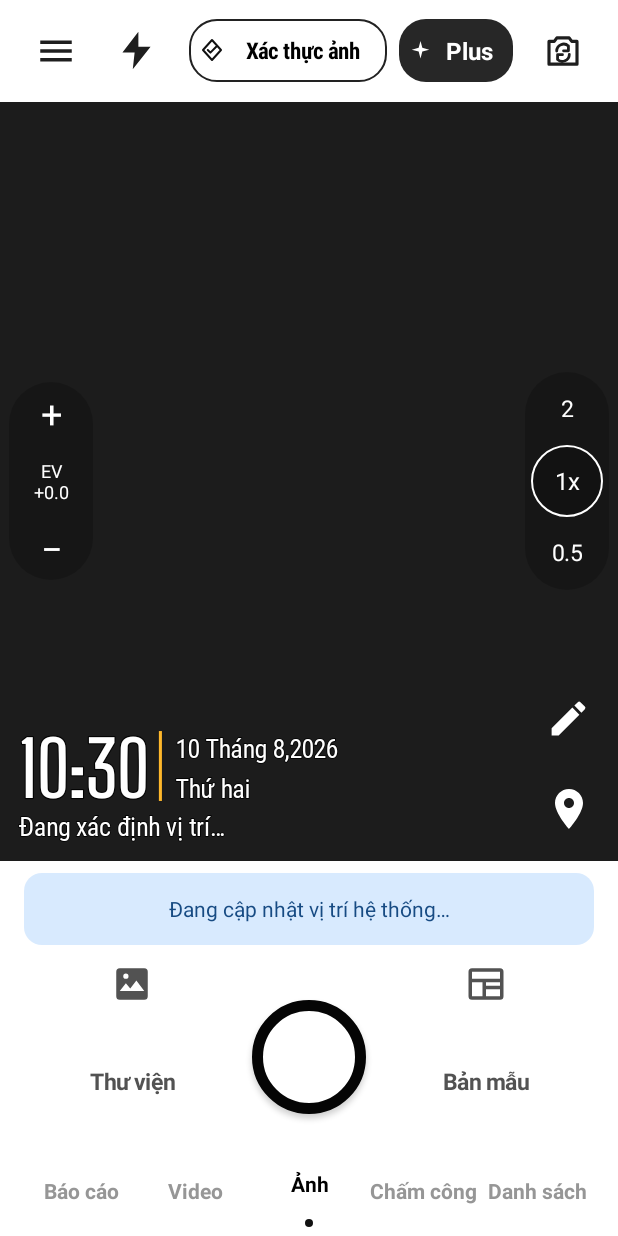
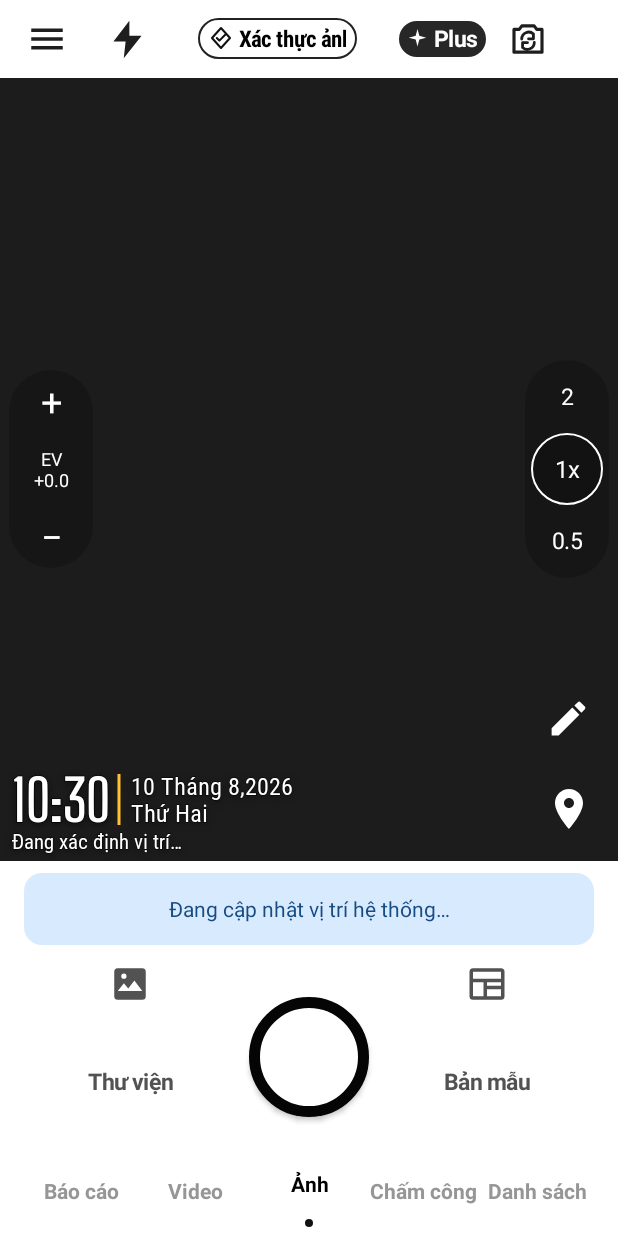
Before and after one commit to TaiThanDen/PG-kit, an Android app: the screen it shows after launch (MainActivity), on a phone screen of 412 x 824 dp. Run offline under Robolectric (Android 15) with nearby library versions, the phone set to English and light mode, and no system bars; libraries missing offline, so code that uses them is left out: androidx.camera.view; 8 statements that could not run were skipped.

Commit message:
Match camera UI and watermark styling

```diff
--- a/app/src/main/java/com/pgkit/timemarkcamera/CameraScreen.java
+++ b/app/src/main/java/com/pgkit/timemarkcamera/CameraScreen.java
@@ -55,7 +55,7 @@ final class CameraScreen {
         activity.setContentView(root);
 
         root.addView(createTopBar(), new LinearLayout.LayoutParams(
-                ViewGroup.LayoutParams.MATCH_PARENT, dp(68)));
+                ViewGroup.LayoutParams.MATCH_PARENT, dp(52)));
 
         previewLayer = new FrameLayout(activity);
         previewLayer.setBackgroundColor(Color.rgb(28, 28, 28));
@@ -145,41 +145,46 @@ final class CameraScreen {
     private View createTopBar() {
         LinearLayout bar = new LinearLayout(activity);
         bar.setGravity(Gravity.CENTER_VERTICAL);
-        bar.setPadding(dp(10), dp(4), dp(10), dp(4));
+        bar.setPadding(dp(4), dp(2), dp(4), dp(2));
         bar.setBackgroundColor(Color.WHITE);
 
         ImageButton menu = imageButton(R.drawable.ic_menu, "Mở menu", Color.rgb(30, 30, 30));
         menu.setOnClickListener(v -> actions.onMenu());
-        bar.addView(menu, fixed(dp(54), dp(58)));
+        bar.addView(menu, fixed(dp(54), dp(48)));
 
         flashButton = imageButton(R.drawable.ic_flash, "Bật hoặc tắt đèn flash",
                 Color.rgb(30, 30, 30));
         flashButton.setOnClickListener(v -> actions.onToggleFlash());
-        bar.addView(flashButton, fixed(dp(54), dp(58)));
+        bar.addView(flashButton, fixed(dp(54), dp(48)));
+
+        bar.addView(new View(activity), fixed(dp(20), 1));
 
         TextView verified = textButton("Xác thực ảnh", "Xác thực ảnh", 15, Color.BLACK);
         verified.setTypeface(Typeface.create("sans-serif-condensed", Typeface.BOLD));
+        verified.setSingleLine(true);
         verified.setCompoundDrawablesRelativeWithIntrinsicBounds(
                 R.drawable.ic_verified, 0, 0, 0);
         verified.setCompoundDrawablePadding(dp(4));
         verified.setBackgroundResource(R.drawable.pill_outline);
-        LinearLayout.LayoutParams verifiedParams = new LinearLayout.LayoutParams(0, dp(42), 1f);
-        verifiedParams.setMargins(dp(8), 0, dp(8), 0);
-        bar.addView(verified, verifiedParams);
+        bar.addView(verified, fixed(dp(106), dp(27)));
 
-        TextView plus = textButton("Plus", "Gói Plus", 16, Color.WHITE);
+        bar.addView(new View(activity), fixed(dp(28), 1));
+
+        TextView plus = textButton("Plus", "Gói Plus", 15, Color.WHITE);
         plus.setTypeface(Typeface.DEFAULT_BOLD);
+        plus.setSingleLine(true);
+        plus.setPadding(dp(5), 0, dp(5), 0);
         plus.setCompoundDrawablesRelativeWithIntrinsicBounds(R.drawable.ic_plus, 0, 0, 0);
         plus.setCompoundDrawablePadding(dp(3));
         plus.setBackgroundResource(R.drawable.pill_dark);
-        bar.addView(plus, fixed(dp(76), dp(42)));
+        bar.addView(plus, fixed(dp(58), dp(24)));
+
+        bar.addView(new View(activity), fixed(dp(4), 1));
 
         ImageButton switchCamera = imageButton(R.drawable.ic_switch_camera,
                 "Đổi camera trước sau", Color.rgb(30, 30, 30));
         switchCamera.setOnClickListener(v -> actions.onSwitchCamera());
-        LinearLayout.LayoutParams switchParams = fixed(dp(54), dp(58));
-        switchParams.setMargins(dp(6), 0, 0, 0);
-        bar.addView(switchCamera, switchParams);
+        bar.addView(switchCamera, fixed(dp(48), dp(48)));
         return bar;
     }
 
@@ -316,7 +321,7 @@ final class CameraScreen {
         shutter.setContentDescription("Chụp ảnh");
         shutter.setBackgroundResource(R.drawable.shutter_ring);
         shutter.setOnClickListener(v -> actions.onCapture());
-        LinearLayout.LayoutParams shutterParams = fixed(dp(76), dp(76));
+        LinearLayout.LayoutParams shutterParams = fixed(dp(80), dp(80));
         shutterParams.setMargins(dp(20), 0, dp(20), 0);
         captureRow.addView(shutter, shutterParams);
 
--- a/app/src/main/java/com/pgkit/timemarkcamera/WatermarkRenderer.java
+++ b/app/src/main/java/com/pgkit/timemarkcamera/WatermarkRenderer.java
@@ -5,6 +5,7 @@ import android.graphics.Bitmap;
 import android.graphics.Canvas;
 import android.graphics.Color;
 import android.graphics.Paint;
+import android.graphics.Path;
 import android.graphics.Typeface;
 
 import java.text.SimpleDateFormat;
@@ -15,7 +16,7 @@ import java.util.List;
 import java.util.Locale;
 
 final class WatermarkRenderer {
-    static final int YELLOW = Color.rgb(255, 184, 43);
+    static final int YELLOW = Color.rgb(255, 194, 51);
     private static final Locale VIETNAMESE = new Locale("vi", "VN");
     private static final Typeface DEFAULT_TIME_TYPEFACE = Typeface.create("sans-serif-condensed", Typeface.NORMAL);
     private static final Typeface DEFAULT_TEXT_TYPEFACE = Typeface.create("sans-serif-condensed", Typeface.NORMAL);
@@ -57,89 +58,54 @@ final class WatermarkRenderer {
         calendar.setTime(when);
         switch (calendar.get(Calendar.DAY_OF_WEEK)) {
             case Calendar.SUNDAY: return "Chủ nhật";
-            case Calendar.MONDAY: return "Thứ hai";
-            case Calendar.TUESDAY: return "Thứ ba";
-            case Calendar.WEDNESDAY: return "Thứ tư";
-            case Calendar.THURSDAY: return "Thứ năm";
-            case Calendar.FRIDAY: return "Thứ sáu";
-            default: return "Thứ bảy";
+            case Calendar.MONDAY: return "Thứ Hai";
+            case Calendar.TUESDAY: return "Thứ Ba";
+            case Calendar.WEDNESDAY: return "Thứ Tư";
+            case Calendar.THURSDAY: return "Thứ Năm";
+            case Calendar.FRIDAY: return "Thứ Sáu";
+            default: return "Thứ Bảy";
         }
     }
 
     static void drawLive(Canvas canvas, int width, int height, Date when, String address, float density) {
-        if (width > height) {
-            drawLandscapeLive(canvas, width, height, when, address);
-            return;
-        }
-        float scale = Math.max(0.76f, width / 945f);
-        float margin = 25f * scale;
-        float addressSize = 34f * scale;
-        float bottom = height - 33f * scale;
+        float margin = 8f * density;
+        float addressSize = 14f * density;
+        float bottom = height - margin;
         Paint addressPaint = paint(Color.WHITE, addressSize, textTypeface);
         addressPaint.setTextScaleX(1f);
-        addressPaint.setShadowLayer(3f * scale, 0f, 1f * scale, 0xA0000000);
-        List<String> lines = wrap(address, addressPaint, width - 96f * scale);
+        addressPaint.setShadowLayer(3.5f * density, 0f, 1.5f * density, 0xA0000000);
+        float addressMaxWidth = Math.min(width - margin * 2f, 260f * density);
+        List<String> lines = wrap(address, addressPaint, addressMaxWidth);
         int lineCount = Math.min(2, lines.size());
-        float addressTop = bottom - (lineCount - 1) * addressSize * 1.18f;
+        float addressLineHeight = 16f * density;
+        float addressTop = bottom - (lineCount - 1) * addressLineHeight;
         for (int i = 0; i < lineCount; i++) {
             drawOutlinedText(canvas, lines.get(i), margin,
-                    addressTop + i * addressSize * 1.18f, addressPaint, 2.5f * scale);
+                    addressTop + i * addressLineHeight, addressPaint, 0.9f * density);
         }
 
-        float timeBaseline = addressTop - 50f * scale;
-        Paint timePaint = paint(Color.WHITE, 100f * scale, timeTypeface);
+        float timeBaseline = addressTop - 18f * density;
+        Paint timePaint = paint(Color.WHITE, 38f * density, timeTypeface);
         timePaint.setTextScaleX(1f);
-        timePaint.setShadowLayer(3f * scale, 0f, 1f * scale, 0xA0000000);
+        timePaint.setShadowLayer(3.5f * density, 0f, 1.5f * density, 0xA0000000);
         String time = time(when);
-        drawOutlinedText(canvas, time, margin, timeBaseline, timePaint, 3.3f * scale);
+        drawOutlinedText(canvas, time, margin, timeBaseline, timePaint, 1.2f * density);
 
         float timeWidth = timePaint.measureText(time);
-        float dividerX = margin + timeWidth + 15f * scale;
-        Paint divider = paint(YELLOW, 5f * scale, textTypeface);
-        divider.setStrokeWidth(4f * scale);
-        canvas.drawLine(dividerX, timeBaseline - 88f * scale, dividerX, timeBaseline + 4f * scale, divider);
+        float dividerX = margin + timeWidth + 6f * density;
+        Paint divider = paint(YELLOW, 2f * density, textTypeface);
+        divider.setStrokeWidth(2f * density);
+        canvas.drawLine(dividerX, timeBaseline - 32f * density,
+                dividerX, timeBaseline + 2f * density, divider);
 
-        Paint detailPaint = paint(Color.WHITE, 34f * scale, textTypeface);
+        Paint detailPaint = paint(Color.WHITE, 16f * density, textTypeface);
         detailPaint.setTextScaleX(1f);
-        detailPaint.setShadowLayer(3f * scale, 0f, 1f * scale, 0xA0000000);
-        float detailX = dividerX + 20f * scale;
-        drawOutlinedText(canvas, date(when), detailX, timeBaseline - 52f * scale,
-                detailPaint, 2.5f * scale);
+        detailPaint.setShadowLayer(3.5f * density, 0f, 1.5f * density, 0xA0000000);
+        float detailX = dividerX + 8f * density;
+        drawOutlinedText(canvas, date(when), detailX, timeBaseline - 18f * density,
+                detailPaint, 0.9f * density);
         drawOutlinedText(canvas, weekday(when), detailX, timeBaseline,
-                detailPaint, 2.5f * scale);
-    }
-
-    private static void drawLandscapeLive(Canvas canvas, int width, int height, Date when,
-                                          String address) {
-        float scale = Math.max(0.76f, width / 2048f);
-        float margin = 34f * scale;
-        float timeBaseline = margin + 142f * scale;
-        Paint timePaint = paint(Color.WHITE, 142f * scale, timeTypeface);
-        timePaint.setShadowLayer(4f * scale, 0f, 1f * scale, 0xB0000000);
-        String time = time(when);
-        drawOutlinedText(canvas, time, margin, timeBaseline, timePaint, 3.3f * scale);
-
-        float dividerX = margin + timePaint.measureText(time) + 22f * scale;
-        Paint divider = paint(YELLOW, 5f * scale, textTypeface);
-        divider.setStrokeWidth(5f * scale);
-        canvas.drawLine(dividerX, margin, dividerX, timeBaseline + 4f * scale, divider);
-
-        Paint detailPaint = paint(Color.WHITE, 48f * scale, textTypeface);
-        detailPaint.setShadowLayer(4f * scale, 0f, 1f * scale, 0xB0000000);
-        float detailX = dividerX + 30f * scale;
-        drawOutlinedText(canvas, date(when), detailX, margin + 66f * scale,
-                detailPaint, 2.5f * scale);
-        drawOutlinedText(canvas, weekday(when), detailX, timeBaseline,
-                detailPaint, 2.5f * scale);
-
-        Paint addressPaint = paint(Color.WHITE, 48f * scale, textTypeface);
-        addressPaint.setShadowLayer(4f * scale, 0f, 1f * scale, 0xB0000000);
-        List<String> lines = wrap(address, addressPaint, width - margin * 2f);
-        float addressBaseline = timeBaseline + 74f * scale;
-        for (int i = 0; i < Math.min(2, lines.size()); i++) {
-            drawOutlinedText(canvas, lines.get(i), margin,
-                    addressBaseline + i * 56f * scale, addressPaint, 2.5f * scale);
-        }
+                detailPaint, 0.9f * density);
     }
 
     static void drawSaved(Bitmap bitmap, Date when, String address, String verificationCode) {
@@ -204,7 +170,8 @@ final class WatermarkRenderer {
         float margin = 38f * scale;
         Paint addressPaint = paint(Color.WHITE, 48f * scale, textTypeface);
         addressPaint.setShadowLayer(4f * scale, 0f, 1f * scale, 0xB0000000);
-        List<String> lines = wrap(address, addressPaint, width - margin * 2f);
+        float addressMaxWidth = Math.min(width - margin * 2f, 760f * scale);
+        List<String> lines = wrap(address, addressPaint, addressMaxWidth);
         float addressBaseline = height - margin - 26f * scale;
         for (int i = 0; i < Math.min(2, lines.size()); i++) {
             drawOutlinedText(canvas, lines.get(i), margin,
@@ -239,10 +206,16 @@ final class WatermarkRenderer {
     private static void drawBrand(Canvas canvas, int width, int height, float scale, boolean landscape) {
         float right = width - (landscape ? 35f : 21f) * scale;
         float logoBaseline = height - (landscape ? 76f : 63f) * scale;
-        Paint logo = paint(YELLOW, 48f * scale, textTypeface);
-        logo.setTextAlign(Paint.Align.RIGHT);
-        logo.setShadowLayer(3f * scale, 0f, 1f * scale, 0xA0000000);
-        drawOutlinedText(canvas, "Timemark", right, logoBaseline, logo, 2.2f * scale);
+        Paint timeLogo = paint(YELLOW, 48f * scale, textTypeface);
+        timeLogo.setTextAlign(Paint.Align.LEFT);
+        timeLogo.setShadowLayer(3f * scale, 0f, 1f * scale, 0xA0000000);
+        Paint markLogo = new Paint(timeLogo);
+        markLogo.setColor(Color.WHITE);
+        float timeWidth = timeLogo.measureText("Time");
+        float markWidth = markLogo.measureText("mark");
+        float logoLeft = right - timeWidth - markWidth;
+        drawOutlinedText(canvas, "Time", logoLeft, logoBaseline, timeLogo, 2.2f * scale);
+        drawOutlinedText(canvas, "mark", logoLeft + timeWidth, logoBaseline, markLogo, 2.2f * scale);
         Paint subtitle = paint(0xFFD6D6D6, 30f * scale, textTypeface);
         subtitle.setTextAlign(Paint.Align.RIGHT);
         subtitle.setShadowLayer(3f * scale, 0f, 1f * scale, 0xA0000000);
@@ -254,15 +227,56 @@ final class WatermarkRenderer {
                                          String code, boolean landscape) {
         Paint verified = paint(Color.WHITE, (landscape ? 31f : 20f) * scale, textTypeface);
         verified.setTextScaleX(0.88f);
-        verified.setTextAlign(Paint.Align.CENTER);
+        verified.setTextAlign(Paint.Align.LEFT);
         verified.setShadowLayer(3f * scale, 0f, 1f * scale, 0xA0000000);
+        String verificationText = code + "  Timemark Verified";
+        float iconSize = verified.getTextSize() * 0.9f;
+        float iconGap = verified.getTextSize() * 0.35f;
+        float groupWidth = iconSize + iconGap + verified.measureText(verificationText);
+        float pivotX = width - (landscape ? 34f : 22f) * scale;
+        float baseline = height * 0.40f;
+        float groupLeft = pivotX - groupWidth / 2f;
         canvas.save();
-        canvas.rotate(-90f, width - (landscape ? 34f : 22f) * scale, height * 0.40f);
-        drawOutlinedText(canvas, "© " + code + "  Timemark Verified",
-                width - (landscape ? 34f : 22f) * scale,
-                height * 0.40f,
-                verified, 1.8f * scale);
+        canvas.rotate(-90f, pivotX, baseline);
+        drawShield(canvas,
+                groupLeft + iconSize / 2f,
+                baseline - verified.getTextSize() * 0.34f,
+                iconSize,
+                scale);
+        drawOutlinedText(canvas, verificationText,
+                groupLeft + iconSize + iconGap,
+                baseline,
+                verified,
+                1.8f * scale);
         canvas.restore();
+    }
+
+    private static void drawShield(Canvas canvas, float centerX, float centerY,
+                                   float size, float scale) {
+        float half = size / 2f;
+        Path shield = new Path();
+        shield.moveTo(centerX, centerY - half);
+        shield.lineTo(centerX + half * 0.78f, centerY - half * 0.62f);
+        shield.lineTo(centerX + half * 0.64f, centerY + half * 0.28f);
+        shield.quadTo(centerX + half * 0.38f, centerY + half * 0.72f,
+                centerX, centerY + half);
+        shield.quadTo(centerX - half * 0.38f, centerY + half * 0.72f,
+                centerX - half * 0.64f, centerY + half * 0.28f);
+        shield.lineTo(centerX - half * 0.78f, centerY - half * 0.62f);
+        shield.close();
+
+        Paint outline = new Paint(Paint.ANTI_ALIAS_FLAG);
+        outline.setColor(0xDD000000);
+        outline.setStyle(Paint.Style.STROKE);
+        outline.setStrokeJoin(Paint.Join.ROUND);
+        outline.setStrokeWidth(1.8f * scale);
+        canvas.drawPath(shield, outline);
+
+        Paint fill = new Paint(Paint.ANTI_ALIAS_FLAG);
+        fill.setColor(Color.WHITE);
+        fill.setStyle(Paint.Style.FILL);
+        fill.setShadowLayer(3f * scale, 0f, 1f * scale, 0xA0000000);
+        canvas.drawPath(shield, fill);
     }
 
     private static Paint paint(int color, float textSize, Typeface typeface) {
@@ -275,20 +289,14 @@ final class WatermarkRenderer {
 
     private static void drawOutlinedText(Canvas canvas, String text, float x, float y,
                                          Paint paint, float outlineWidth) {
-        int fillColor = paint.getColor();
-        Paint.Style originalStyle = paint.getStyle();
-        float originalStrokeWidth = paint.getStrokeWidth();
-        paint.clearShadowLayer();
-        paint.setStyle(Paint.Style.STROKE);
-        paint.setStrokeJoin(Paint.Join.ROUND);
-        paint.setStrokeWidth(outlineWidth);
-        paint.setColor(0xDD000000);
+        Paint outline = new Paint(paint);
+        outline.clearShadowLayer();
+        outline.setStyle(Paint.Style.STROKE);
+        outline.setStrokeJoin(Paint.Join.ROUND);
+        outline.setStrokeWidth(outlineWidth);
+        outline.setColor(0xDD000000);
+        canvas.drawText(text, x, y, outline);
         canvas.drawText(text, x, y, paint);
-        paint.setStyle(Paint.Style.FILL);
-        paint.setStrokeWidth(originalStrokeWidth);
-        paint.setColor(fillColor);
-        canvas.drawText(text, x, y, paint);
-        paint.setStyle(originalStyle);
     }
 
     private static List<String> wrap(String source, Paint paint, float maxWidth) {
```
